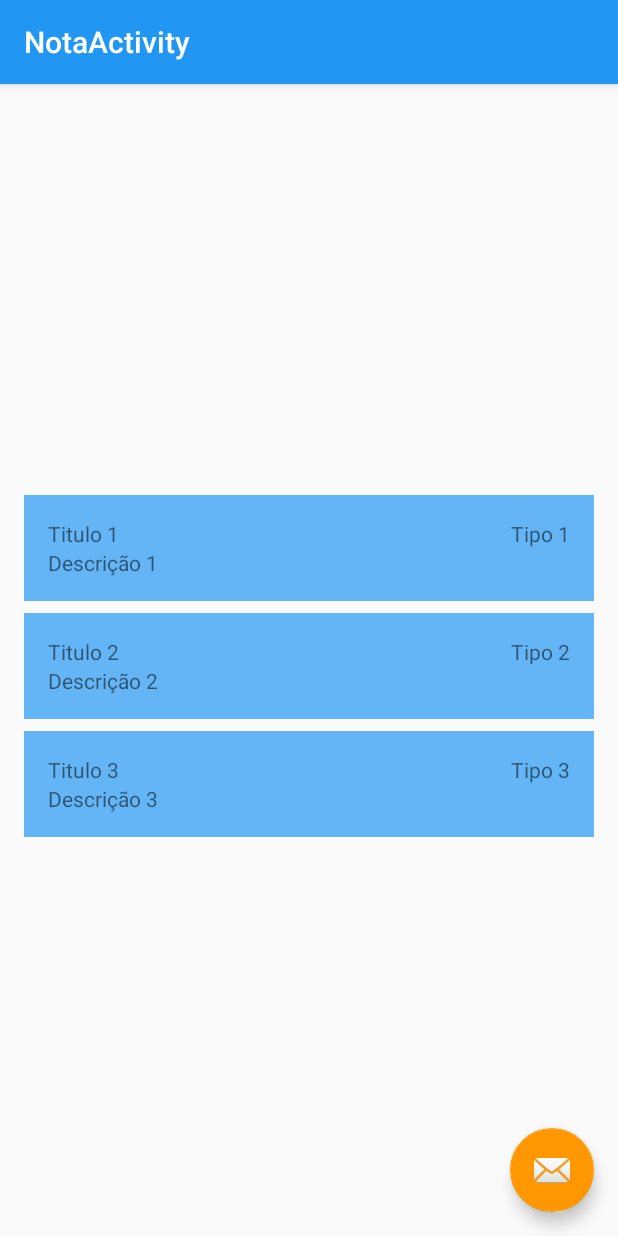
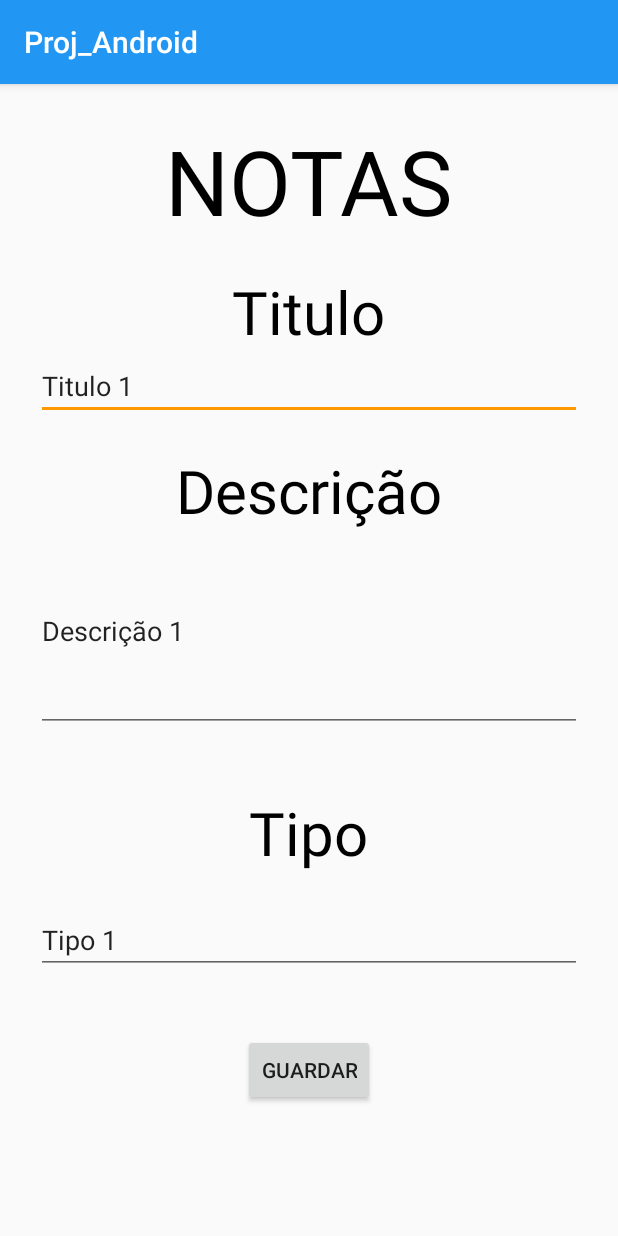
Before and after one commit to BoneMoon/Proj_Android, an Android app: the NotaActivity screen opened directly, with no data from a screen before it, after a tap on "Titulo 1", on a phone screen of 412 x 824 dp. Run offline under Robolectric (Android 15) with nearby library versions, the phone set to English and light mode, and no system bars; our stand-ins replace Room's generated code.

Commit message:
Add and update nota

```diff
--- a/app/src/main/AndroidManifest.xml
+++ b/app/src/main/AndroidManifest.xml
@@ -9,10 +9,11 @@
         android:roundIcon="@mipmap/ic_launcher_round"
         android:supportsRtl="true"
         android:theme="@style/AppTheme">
+        <activity android:name=".NewNotaActivity"></activity>
         <activity
             android:name=".NotaActivity"
             android:label="@string/title_activity_nota"
-            android:theme="@style/AppTheme.NoActionBar"></activity>
+            android:theme="@style/AppTheme.NoActionBar" />
         <activity android:name=".MainActivity">
             <intent-filter>
                 <action android:name="android.intent.action.MAIN" />
--- /dev/null
+++ b/app/src/main/java/com/example/proj_android/NewNotaActivity.java
@@ -0,0 +1,77 @@
+package com.example.proj_android;
+
+import androidx.appcompat.app.AppCompatActivity;
+
+import android.content.Intent;
+import android.os.Bundle;
+import android.text.TextUtils;
+import android.view.View;
+import android.widget.Button;
+import android.widget.EditText;
+
+import static com.example.proj_android.NotaActivity.EXTRA_DATA_UPDATE_NOTA;
+
+public class NewNotaActivity extends AppCompatActivity {
+
+    public static final String EXTRA_REPLY =
+            "com.example.android.roomwordssample.REPLY";
+    public static final String EXTRA_REPLY_ID =
+            "com.android.example.roomwordssample.REPLY_ID";
+
+    private EditText editTitulo;
+    private  EditText editDesc;
+    private  EditText editTipo;
+    private Integer id = -1;
+
+    @Override
+    protected void onCreate(Bundle savedInstanceState) {
+        super.onCreate(savedInstanceState);
+        setContentView(R.layout.activity_new_nota);
+        String[] nota = getIntent().getStringArrayExtra("notaParams");
+
+        final Bundle extras = getIntent().getExtras();
+
+        editTitulo = findViewById(R.id.editTitulo);
+        editDesc = findViewById(R.id.editDesc);
+        editTipo = findViewById(R.id.editTipo);
+        id = -1;
+
+        if (extras != null) {
+            String notas = extras.getString(EXTRA_DATA_UPDATE_NOTA, "");
+            if (!notas.isEmpty()) {
+                id = Integer.valueOf(nota[0]);
+                editTitulo.setText(nota[1]);
+                editDesc.setText(nota[2]);
+                editTipo.setText(nota[3]);
+            }
+        }
+
+        final Button btn = findViewById(R.id.btnAdd);
+        btn.setOnClickListener(new View.OnClickListener() {
+            @Override
+            public void onClick(View v) {
+
+                Intent replyIntent = new Intent();
+
+                if(TextUtils.isEmpty(editTitulo.getText()) &&
+                        TextUtils.isEmpty(editDesc.getText()) &&
+                        TextUtils.isEmpty(editTipo.getText())){
+
+                    setResult(RESULT_CANCELED, replyIntent);
+                } else {
+
+
+                    String titulo = editTitulo.getText().toString();
+                    String descricao = editDesc.getText().toString();
+                    String tipo = editTipo.getText().toString();
+                    String[] nota = {id.toString(),titulo,descricao, tipo};
+
+                    replyIntent.putExtra(EXTRA_REPLY, nota);
+                    setResult(RESULT_OK, replyIntent);
+                }
+
+                finish();
+            }
+        });
+    }
+}
--- a/app/src/main/java/com/example/proj_android/NotaActivity.java
+++ b/app/src/main/java/com/example/proj_android/NotaActivity.java
@@ -1,20 +1,29 @@
 package com.example.proj_android;
 
+import android.content.Intent;
 import android.os.Bundle;
 
 import com.google.android.material.floatingactionbutton.FloatingActionButton;
 import com.google.android.material.snackbar.Snackbar;
 
+import androidx.annotation.NonNull;
+import androidx.annotation.Nullable;
 import androidx.appcompat.app.AppCompatActivity;
 import androidx.appcompat.widget.Toolbar;
+import androidx.lifecycle.LiveData;
 import androidx.lifecycle.Observer;
 import androidx.lifecycle.ViewModelProvider;
 import androidx.lifecycle.ViewModelProviders;
+import androidx.recyclerview.widget.ItemTouchHelper;
 import androidx.recyclerview.widget.LinearLayoutManager;
 import androidx.recyclerview.widget.RecyclerView;
 
 
+import android.util.Log;
+import android.view.Menu;
+import android.view.MenuItem;
 import android.view.View;
+import android.widget.Toast;
 
 import java.util.List;
 
@@ -57,9 +66,128 @@ public class NotaActivity extends AppCompatActivity {
         fab.setOnClickListener(new View.OnClickListener() {
             @Override
             public void onClick(View view) {
+                Intent intent = new Intent(NotaActivity.this, NewNotaActivity.class);
+                startActivityForResult(intent, NEW_WORD_ACTIVITY_REQUEST_CODE);
+            }
+        });
 
+        ItemTouchHelper helper = new ItemTouchHelper(
+                new ItemTouchHelper.SimpleCallback(0,
+                        ItemTouchHelper.LEFT | ItemTouchHelper.RIGHT) {
+
+                    @Override
+                    public boolean onMove(@NonNull RecyclerView recyclerView,
+                                          @NonNull RecyclerView.ViewHolder viewHolder,
+                                          @NonNull RecyclerView.ViewHolder viewHolder1) {
+                        return false;
+                    }
+
+                    @Override
+                    public void onSwiped(RecyclerView.ViewHolder viewHolder, int diretion) {
+                        int position = viewHolder.getAdapterPosition();
+                        Nota mnota = adapter.getNotaPosition(position);
+                        Toast.makeText(NotaActivity.this, getResources().getString(R.string.apagar) +
+                                mnota.getTitulo(), Toast.LENGTH_SHORT).show();
+
+                        mNotaViewModel.deleteNota(mnota);
+                    }
+                });
+        helper.attachToRecyclerView(recyclerView);
+
+        adapter.setOnItemClickListener(new NotaListAdapter.ClickListener() {
+            @Override
+            public void onItemClick(View v, int position) {
+                Nota nota = adapter.getNotaPosition(position);
+                launchUpdateNotaActivity(nota);
             }
         });
     }
 
+    public void launchUpdateNotaActivity( Nota nota) {
+        Intent intent = new Intent(this, NewNotaActivity.class);
+
+        intent.putExtra(EXTRA_DATA_UPDATE_NOTA, nota.getTitulo());
+        intent.putExtra(EXTRA_DATA_ID, nota.getId());
+
+        String[] notaParams = {String.valueOf(nota.getId()), String.valueOf(nota.getTitulo()),
+                String.valueOf(nota.getDescricao()), String.valueOf(nota.getTipoDescricao())};
+        intent.putExtra("notaParams", notaParams);
+        startActivityForResult(intent, UPDATE_WORD_ACTIVITY_REQUEST_CODE);
+    }
+
+    public void onActivityResult(int requestCode, int resultCode, Intent data) {
+        super.onActivityResult(requestCode, resultCode, data);
+
+        if (requestCode == NEW_WORD_ACTIVITY_REQUEST_CODE && resultCode == RESULT_OK) {
+            String[] nota = data.getStringArrayExtra(NewNotaActivity.EXTRA_REPLY);
+            Integer id = Integer.valueOf(nota[0]);
+            String titulo = nota[1];
+            String descricao = nota[2];
+            String tipo = nota[3];
+
+
+            /*if(id != -1){
+                mNotaViewModel.insert(new Nota(titulo,descricao,tipo));
+            }*/
+
+            Nota notaFinal = new Nota(titulo,descricao,tipo);
+            mNotaViewModel.insert(notaFinal);
+
+        } else if(requestCode == UPDATE_WORD_ACTIVITY_REQUEST_CODE
+                && resultCode == RESULT_OK){
+            String[] nota = data.getStringArrayExtra(NewNotaActivity.EXTRA_REPLY);
+            Integer ide = Integer.valueOf(nota[0]);
+            final String titulo = nota[1];
+            final String descricao = nota[2];
+            final String tipo = nota[3];
+
+            Log.i("id", ide.toString());
+            if(ide != -1){
+                final LiveData<Nota> oldnota = mNotaViewModel.getNotaId(ide);
+                oldnota.observe(this, new Observer<Nota>() {
+                    @Override
+                    public void onChanged(@Nullable Nota nota) {
+                        if(nota != null){
+                            nota.setTitulo(titulo);
+                            nota.setDescricao(descricao);
+                            nota.setTipoDescricao(tipo);
+                            mNotaViewModel.updateNota(nota);
+                            oldnota.removeObserver(this);
+                        }
+                    }
+                });
+
+            } else {
+                Toast.makeText(this, getResources().getString(R.string.updatenao),
+                        Toast.LENGTH_LONG).show();
+            }
+        }
+
+        else {
+            Toast.makeText(
+                    getApplicationContext(),
+                    getResources().getString(R.string.notanao),
+                    Toast.LENGTH_LONG).show();
+        }
+    }
+
+    @Override
+    public boolean onCreateOptionsMenu(Menu menu) {
+        getMenuInflater().inflate(R.menu.menu_main, menu);
+        return true;
+    }
+
+    @Override
+    public boolean onOptionsItemSelected(MenuItem item) {
+        int id = item.getItemId();
+
+        if(id == R.id.deleteAll){
+            Toast.makeText(this, getResources().getString(R.string.apagarnotas), Toast.LENGTH_SHORT).show();
+
+            mNotaViewModel.deleteAll();
+            return true;
+        }
+        return super.onOptionsItemSelected(item);
+    }
+
 }
--- /dev/null
+++ b/app/src/main/res/layout/activity_new_nota.xml
@@ -0,0 +1,96 @@
+<?xml version="1.0" encoding="utf-8"?>
+<RelativeLayout
+    xmlns:android="http://schemas.android.com/apk/res/android"
+    xmlns:app="http://schemas.android.com/apk/res-auto"
+    xmlns:tools="http://schemas.android.com/tools"
+    android:layout_width="match_parent"
+    android:layout_height="match_parent"
+    android:padding="24dp"
+    tools:context=".NewNotaActivity">
+
+    <ScrollView
+        android:layout_width="match_parent"
+        android:layout_height="match_parent">
+        <RelativeLayout
+            android:layout_width="match_parent"
+            android:layout_height="match_parent">
+
+            <TextView
+                android:layout_width="wrap_content"
+                android:layout_height="wrap_content"
+                android:layout_marginLeft="100dp"
+                android:layout_centerHorizontal="true"
+                android:text="@string/notas"
+                android:textColor="@color/Black"
+                android:textSize="60sp"
+                android:id="@+id/txtNota"/>
+
+            <TextView
+                android:layout_below="@+id/txtNota"
+                android:layout_width="wrap_content"
+                android:layout_height="wrap_content"
+                android:layout_centerHorizontal="true"
+                android:layout_marginTop="20dp"
+                android:text="@string/titulo"
+                android:textColor="@color/Black"
+                android:textSize="40sp"
+                android:id="@+id/txtTitulo"/>
+
+            <EditText
+                android:id="@+id/editTitulo"
+                android:layout_below="@id/txtTitulo"
+                android:layout_width="match_parent"
+                android:layout_height="wrap_content"
+                android:layout_centerHorizontal="true"
+                android:hint="@string/introduzir_titulo"/>
+
+            <TextView
+                android:layout_below="@+id/editTitulo"
+                android:layout_width="wrap_content"
+                android:layout_height="wrap_content"
+                android:layout_centerHorizontal="true"
+                android:layout_marginTop="20dp"
+                android:text="@string/descri_o"
+                android:textColor="@color/Black"
+                android:textSize="40sp"
+                android:id="@+id/txtDesc"/>
+
+            <EditText
+                android:id="@+id/editDesc"
+                android:layout_width="match_parent"
+                android:layout_height="134dp"
+                android:layout_below="@+id/txtDesc"
+                android:hint="@string/introduzir_descri_o" />
+
+            <TextView
+                android:layout_below="@+id/editDesc"
+                android:layout_width="wrap_content"
+                android:layout_height="wrap_content"
+                android:layout_centerHorizontal="true"
+                android:layout_marginTop="40dp"
+                android:text="@string/tipo"
+                android:textColor="@color/Black"
+                android:textSize="40sp"
+                android:id="@+id/txtTipo"/>
+
+            <EditText
+                android:id="@+id/editTipo"
+                android:layout_width="match_parent"
+                android:layout_height="wrap_content"
+                android:layout_below="@+id/txtTipo"
+                android:layout_marginTop="22dp"
+                android:hint="@string/introduzir_tipo_de_nota" />
+
+            <Button
+                android:id="@+id/btnAdd"
+                android:layout_width="wrap_content"
+                android:layout_height="wrap_content"
+                android:layout_below="@+id/editTipo"
+                android:layout_centerHorizontal="true"
+                android:layout_marginTop="40dp"
+                android:text="@string/guardar" />
+
+        </RelativeLayout>
+    </ScrollView>
+
+</RelativeLayout>
--- a/app/src/main/res/layout/activity_nota.xml
+++ b/app/src/main/res/layout/activity_nota.xml
@@ -26,7 +26,7 @@
         android:layout_height="wrap_content"
         android:layout_gravity="bottom|end"
         android:layout_margin="@dimen/fab_margin"
-        app:srcCompat="@android:drawable/ic_dialog_email" />
+        app:srcCompat="@drawable/ic_add_black_24dp" />
 
     <include layout="@layout/content_nota" />
 
--- /dev/null
+++ b/app/src/main/res/menu/menu_main.xml
@@ -0,0 +1,10 @@
+<?xml version="1.0" encoding="utf-8"?>
+<menu
+    xmlns:android="http://schemas.android.com/apk/res/android"
+    xmlns:app="http://schemas.android.com/apk/res-auto">
+    <item
+        android:id="@+id/deleteAll"
+        android:orderInCategory="100"
+        android:title="@string/apagar_todas_as_notas"
+        app:showAsAction="never" />
+</menu>
```
Also changed, not shown: app/src/main/res/drawable/ic_add_black_24dp.xml (added, +9 -0 lines).
